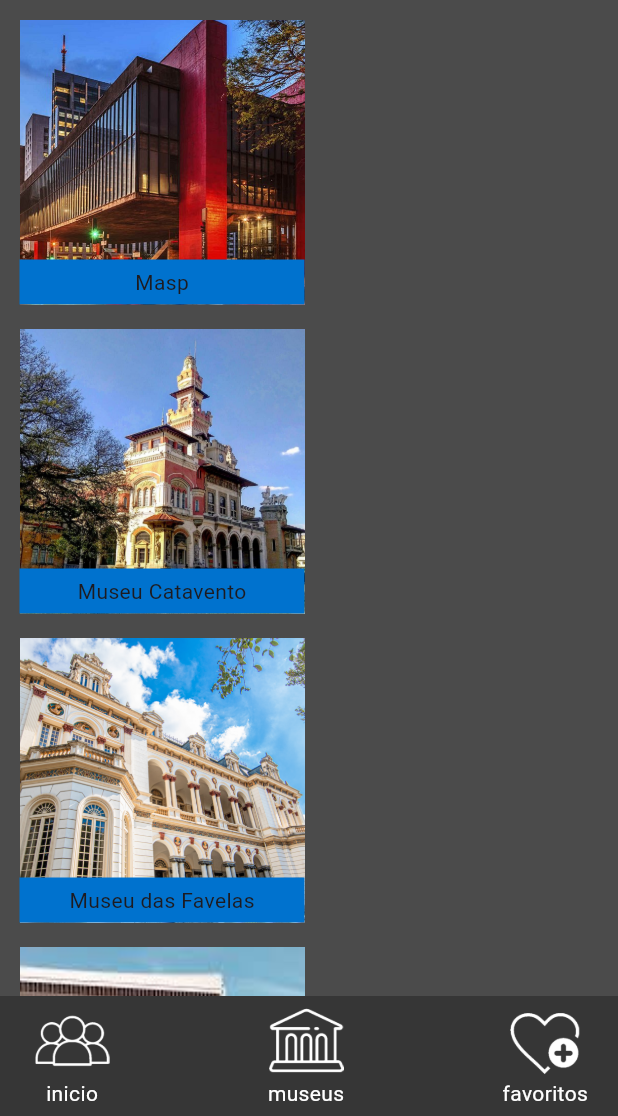
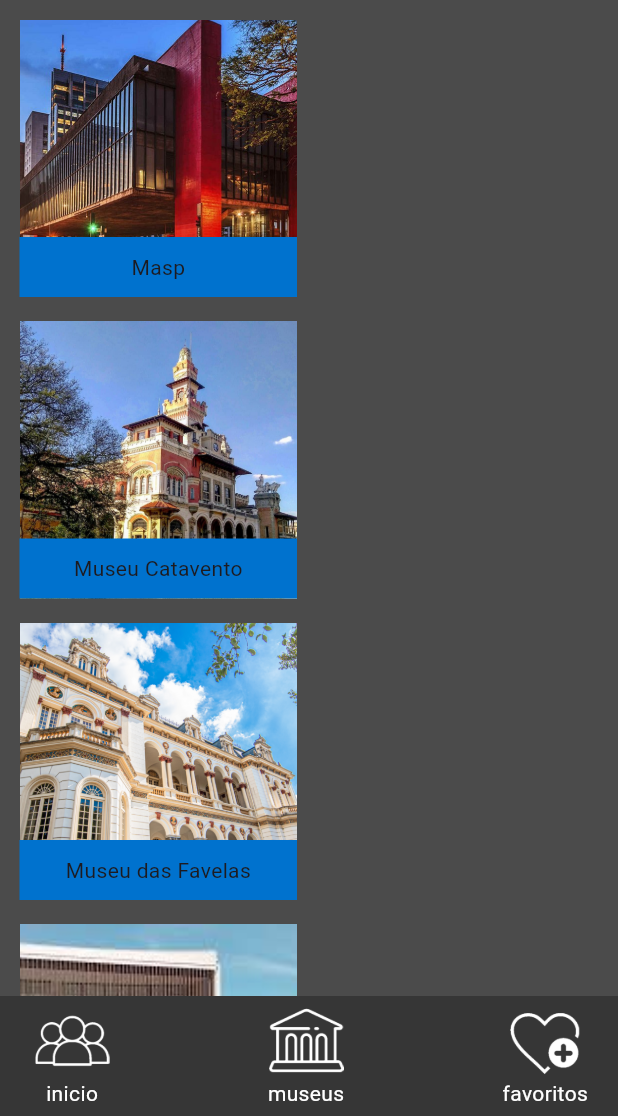
Before and after one commit to giovanavbs/flutter_cience, a Flutter app: the screen it shows after launch, item 2 of the bottom bar chosen, on a phone screen of 412 x 824 dp, the part 120-1236 px from its top. Run offline on Flutter 3.47's test engine with Material 3 defaults, Android fonts, the phone set to English and light mode, and no system bars.

Commit message:
listview dos museus e favoritos finalizadogit add .

```diff
--- a/lib/museus.dart
+++ b/lib/museus.dart
@@ -11,8 +11,10 @@ void main() {
 class Museus extends StatelessWidget {
   const Museus({super.key});
 
+
   @override
   Widget build(BuildContext context) {
+
     return MaterialApp(
       home: Scaffold(
         body: Container(
@@ -31,7 +33,8 @@ class Museus extends StatelessWidget {
               child: menuSuperior(), // import da main.dart pra nao colar a classe do menu aqui de novo
             ),
             Positioned.fill( // deixa as duas classes de menu sobreporem a lista
-              top: 80, // pra lista nao ficar por baixo do container do menu
+              top: 80,
+              bottom: 80, // pra nao ficar por baixo/cima dos menus
               child: Center(
                 child: MuseusLista(),
               ),
@@ -57,6 +60,8 @@ class MuseusLista extends StatefulWidget {
   MuseusLISTA createState() => MuseusLISTA();
 }
 class MuseusLISTA extends State<MuseusLista> {
+
+
 
     @override
   void initState() {
@@ -103,16 +108,17 @@ List<Museu> museus = <Museu>[
                 onTap: () {
                   Navigator.push(
                     context,
-                    MaterialPageRoute(builder: (context) => Exp(),
-                    settings: RouteSettings(
-                    arguments:museus[index].expos,
+                    MaterialPageRoute(
+                      builder: (context) => const Exp(),
+                      settings: RouteSettings(
+                        arguments: museus[index].expos,
+                      ),
                     ),
-                  ),
                   );
                 },
                 child: Container(
-                  height: 190,
-                  width: 190,
+                  height: 185,
+                  width: 185,
                   alignment: Alignment.centerLeft,
                   child: Stack(
                     alignment: Alignment.bottomLeft,
@@ -130,7 +136,7 @@ List<Museu> museus = <Museu>[
                         child: Container(
                           color: const Color(0xFF0072ce),
                           width: 200,
-                          height: 30,
+                          height: 40,
                           child: Center(
                             child: Text(museus[index].nome),
                               //style: TextStyle(color: Colors.white),
```
Also changed, not shown: lib/exposicao.dart (+20 -20 lines).
